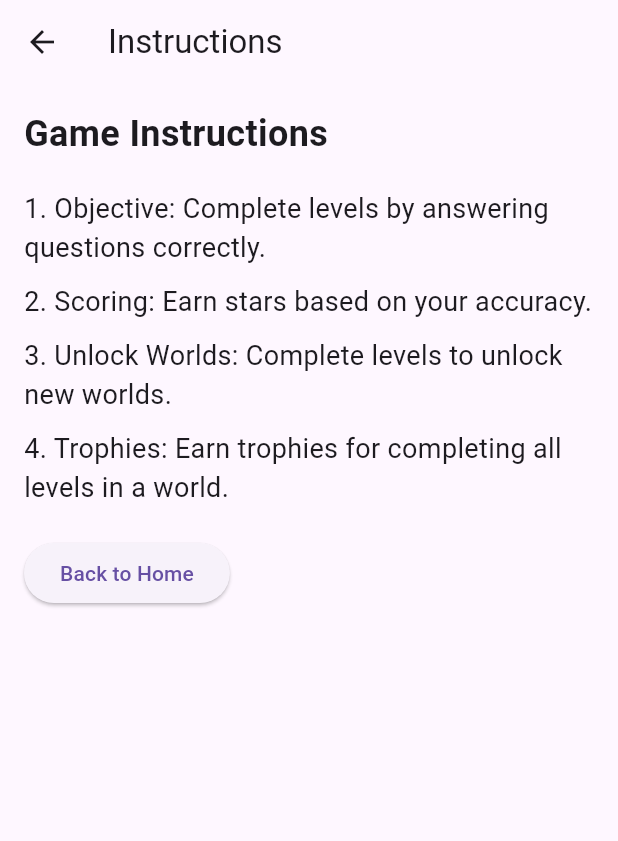
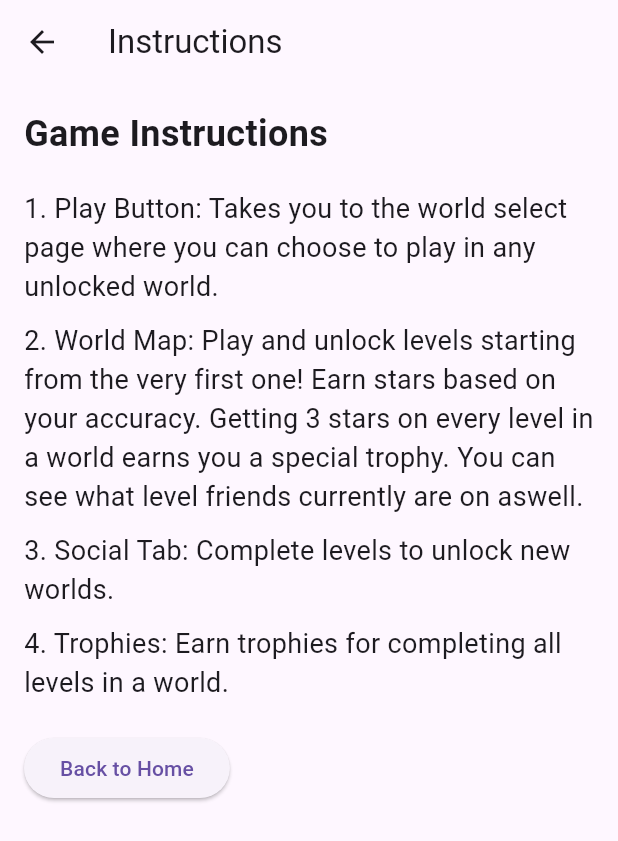
Before and after one commit to nk-glitch/digits_and_dunes, a Flutter app: the InstructionsPage screen opened by its route, on a phone screen of 412 x 824 dp. Shown: the top 841 px of the screen. Run offline on Flutter 3.47's test engine with Material 3 defaults, Android fonts, the phone set to English and light mode, and no system bars; our stand-ins replace cloud_firestore, firebase_auth, firebase_core, font_awesome_flutter; missing offline and left inert: flutter_facebook_auth; accounts and stored records are empty.

Commit message:
FINAL BEFORE STATES

```diff
--- a/lib/services/player_service.dart
+++ b/lib/services/player_service.dart
@@ -4,7 +4,7 @@ import '../models/player.dart';
 class PlayerService {
   final FirebaseFirestore _db = FirebaseFirestore.instance;
 
-  // Create new player document
+  // new player document
   Future<void> createPlayer(
     String uid,
     String name,
@@ -12,7 +12,7 @@ class PlayerService {
     {String? profilePicUrl}
   ) async {
     try {
-      // Instead of nested arrays, create a map with world-level keys
+      // create a map with world-level keys
       Map<String, int> levelStars = {};
 
       // Initialize all levels with 0 stars (4 worlds, 10 levels each)
--- a/lib/viewmodels/auth_viewmodel.dart
+++ b/lib/viewmodels/auth_viewmodel.dart
@@ -223,4 +223,12 @@ class AuthViewModel extends ChangeNotifier {
       return null;
     }
   }
+
+  // Add method to check if user is logged in with Facebook
+  bool get isLoggedInWithFacebook {
+    return _user?.providerData.any((userInfo) =>
+      userInfo.providerId == 'facebook.com') ?? false;
+  }
+
+
 }
--- a/lib/views/home_page.dart
+++ b/lib/views/home_page.dart
@@ -110,6 +110,10 @@ class _HomePageState extends State<HomePage> {
               _buildCardButton(context, 'Instructions', Icons.help, () {
                 Navigator.pushNamed(context, '/instructions');
               }),
+              _buildCardButton(context, 'Social', Icons.people, () {
+                Navigator.pushNamed(context, '/social');
+              }),
+
               const SizedBox(height: 20),
               if (user != null)
                 Align(
--- a/lib/views/instructions_page.dart
+++ b/lib/views/instructions_page.dart
@@ -20,17 +20,17 @@ class InstructionsPage extends StatelessWidget {
             ),
             const SizedBox(height: 20),
             const Text(
-              '1. Objective: Complete levels by answering questions correctly.',
+              '1. Play Button: Takes you to the world select page where you can choose to play in any unlocked world.',
               style: TextStyle(fontSize: 18),
             ),
             const SizedBox(height: 10),
             const Text(
-              '2. Scoring: Earn stars based on your accuracy.',
+              '2. World Map: Play and unlock levels starting from the very first one! Earn stars based on your accuracy. Getting 3 stars on every level in a world earns you a special trophy. You can see what level friends currently are on aswell.',
               style: TextStyle(fontSize: 18),
             ),
             const SizedBox(height: 10),
             const Text(
-              '3. Unlock Worlds: Complete levels to unlock new worlds.',
+              '3. Social Tab: Complete levels to unlock new worlds.',
               style: TextStyle(fontSize: 18),
             ),
             const SizedBox(height: 10),
```
Also changed, not shown: lib/views/treasure_room_page.dart (+11 -6 lines).
